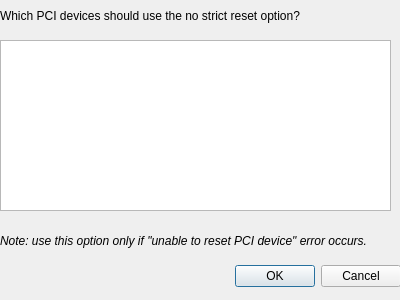
QubesOS/qubes-manager, file ui/devicelist.ui: the form before one commit.
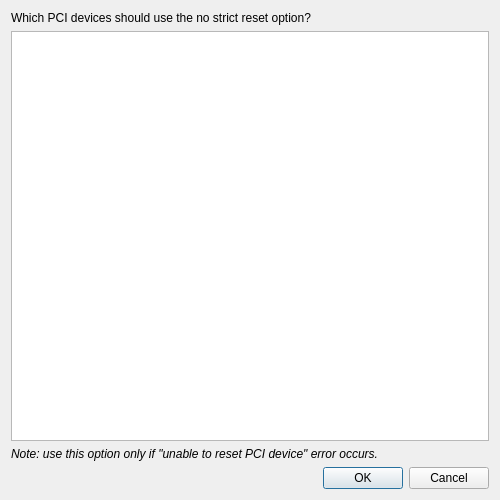
The form after the commit.

Commit message:
Fix resizing of Device List widget in VM settings
fixes QubesOS/qubes-issues#2095

The edit to the form file:
```diff
--- a/ui/devicelist.ui
+++ b/ui/devicelist.ui
@@ -6,64 +6,30 @@
    <rect>
     <x>0</x>
     <y>0</y>
-    <width>400</width>
-    <height>300</height>
+    <width>500</width>
+    <height>500</height>
    </rect>
   </property>
   <property name="windowTitle">
    <string>Select devices</string>
   </property>
-  <widget class="QDialogButtonBox" name="buttonBox">
-   <property name="geometry">
-    <rect>
-     <x>10</x>
-     <y>260</y>
-     <width>391</width>
-     <height>32</height>
-    </rect>
-   </property>
-   <property name="orientation">
-    <enum>Qt::Horizontal</enum>
-   </property>
-   <property name="standardButtons">
-    <set>QDialogButtonBox::Cancel|QDialogButtonBox::Ok</set>
-   </property>
-  </widget>
+  <layout class="QGridLayout" name="gridLayout">
+   <item row="0" column="0">
+    <widget class="QLabel" name="label">
+     <property name="text">
+      <string>Which PCI devices should use the no strict reset option?</string>
+     </property>
+    </widget>
+   </item>
+   <item row="1" column="0">
   <widget class="QListWidget" name="device_list">
-   <property name="geometry">
-    <rect>
-     <x>0</x>
-     <y>40</y>
-     <width>391</width>
-     <height>171</height>
-    </rect>
-   </property>
    <property name="selectionMode">
     <enum>QAbstractItemView::MultiSelection</enum>
    </property>
   </widget>
-  <widget class="QLabel" name="label">
-   <property name="geometry">
-    <rect>
-     <x>0</x>
-     <y>0</y>
-     <width>391</width>
-     <height>31</height>
-    </rect>
-   </property>
-   <property name="text">
-    <string>Which PCI devices should use the no strict reset option?</string>
-   </property>
-  </widget>
+   </item>
+   <item row="2" column="0">
   <widget class="QLabel" name="label_2">
-   <property name="geometry">
-    <rect>
-     <x>0</x>
-     <y>220</y>
-     <width>391</width>
-     <height>41</height>
-    </rect>
-   </property>
    <property name="font">
     <font>
      <italic>true</italic>
@@ -76,6 +42,18 @@
     <bool>true</bool>
    </property>
   </widget>
+   </item>
+   <item row="3" column="0">
+    <widget class="QDialogButtonBox" name="buttonBox">
+     <property name="orientation">
+      <enum>Qt::Horizontal</enum>
+     </property>
+     <property name="standardButtons">
+      <set>QDialogButtonBox::Cancel|QDialogButtonBox::Ok</set>
+     </property>
+    </widget>
+   </item>
+  </layout>
  </widget>
  <tabstops>
   <tabstop>device_list</tabstop>
```
Lines whose indentation alone changed are shown as unchanged.
